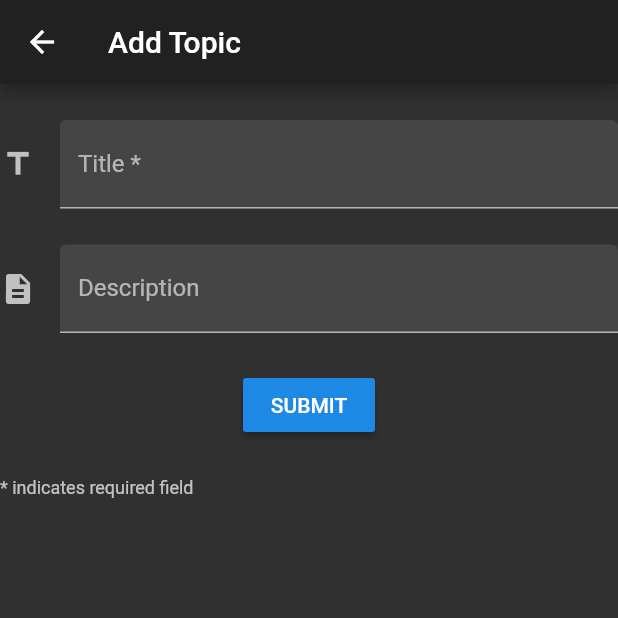
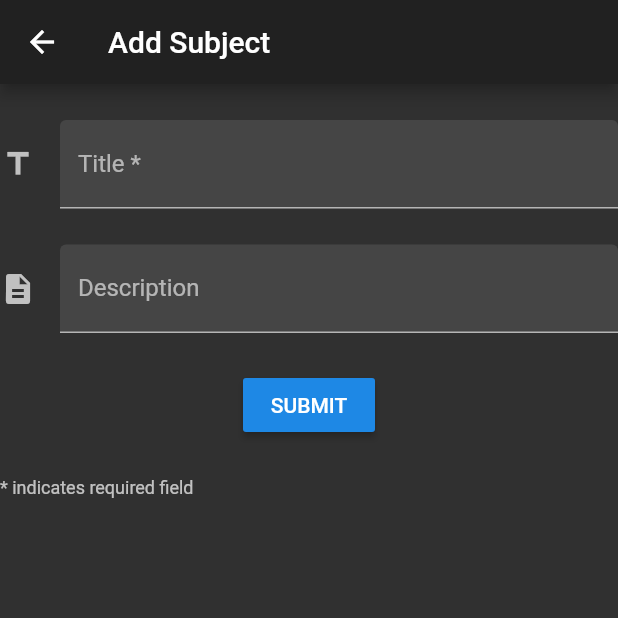
Before and after one commit to DimitarPetrov/study-snap, a Flutter app: the screen it shows after launch, after a tap on the "add" icon, on a phone screen of 412 x 824 dp, the top half of it. Run offline on Flutter 3.47's test engine with Material 2 defaults, Android fonts, the phone set to English and light mode, and no system bars; our stand-ins replace flutter_native_image, image_picker, photo_view, shared_preferences; missing offline and left inert: esys_flutter_share; generated files the repository leaves out were written again.

Commit message:
Introduce Subjects

```diff
--- a/lib/main.dart
+++ b/lib/main.dart
@@ -1,7 +1,7 @@
 import 'package:flutter/material.dart';
 import 'package:scoped_model/scoped_model.dart';
 import 'package:study_snap/routes.dart';
-import 'package:study_snap/models/topic_model.dart';
+import 'package:study_snap/models/subject_model.dart';
 import 'package:shared_preferences/shared_preferences.dart';
 import 'dart:convert';
 
@@ -9,12 +9,12 @@ void main() async {
 
   final prefs = await SharedPreferences.getInstance();
 
-  final jsonModel = prefs.getString('topics') ?? '{"topics": []}';
+  final jsonModel = prefs.getString('subjects') ?? '{"subjects": []}';
 
-  final model = TopicModel.fromJson(json.decode(jsonModel));
+  final model = SubjectModel.fromJson(json.decode(jsonModel));
 
   runApp(
-      ScopedModel<TopicModel>(
+      ScopedModel<SubjectModel>(
         model: model,
         child: StudySnap(),
       )
--- /dev/null
+++ b/lib/models/subject.dart
@@ -0,0 +1,44 @@
+import 'package:json_annotation/json_annotation.dart';
+import 'package:study_snap/models/topic.dart';
+
+part 'subject.g.dart';
+
+@JsonSerializable()
+class Subject {
+
+  final String title;
+  final String description;
+  List<Topic> topics;
+
+  Subject({this.title, this.description, this.topics});
+
+  void add(Topic topic) {
+    topics.add(topic);
+  }
+
+  void addIndex(Topic topic, int index) {
+    topics[topics.indexOf(topic)].addIndex(index);
+  }
+
+  void removeIndex(Topic topic, int index) {
+    topics[topics.indexOf(topic)].removeIndex(index);
+  }
+
+  void remove(Topic topic) {
+    topics.remove(topic);
+  }
+
+  bool contains(String title) {
+    for(Topic topic in topics) {
+      if(topic.title == title) {
+        return true;
+      }
+    }
+    return false;
+  }
+
+
+  factory Subject.fromJson(Map<String, dynamic> json) => _$SubjectFromJson(json);
+
+  Map<String, dynamic> toJson() => _$SubjectToJson(this);
+}
--- /dev/null
+++ b/lib/models/subject_model.dart
@@ -0,0 +1,63 @@
+import 'dart:collection';
+
+import 'package:scoped_model/scoped_model.dart';
+import 'package:study_snap/models/subject.dart';
+import 'package:study_snap/models/topic.dart';
+
+import 'package:json_annotation/json_annotation.dart';
+
+part 'subject_model.g.dart';
+
+@JsonSerializable()
+class SubjectModel extends Model {
+
+  final List<Subject> subjects;
+
+  SubjectModel({this.subjects});
+
+  UnmodifiableListView<Subject> get topicsView => UnmodifiableListView(subjects);
+
+  void add(Subject subject) {
+    subjects.add(subject);
+    notifyListeners();
+  }
+
+  void addIndex(Subject subject, Topic topic, int index) {
+    subjects[subjects.indexOf(subject)].addIndex(topic,index);
+    notifyListeners();
+  }
+
+  void removeIndex(Subject subject, Topic topic, int index) {
+    subjects[subjects.indexOf(subject)].removeIndex(topic, index);
+    notifyListeners();
+  }
+
+  void remove(Subject subject) {
+    subjects.remove(subject);
+    notifyListeners();
+  }
+
+  void addTopic(Subject subject, Topic topic) {
+    subjects[subjects.indexOf(subject)].add(topic);
+    notifyListeners();
+  }
+
+  void removeTopic(Subject subject, Topic topic) {
+    subjects[subjects.indexOf(subject)].remove(topic);
+    notifyListeners();
+  }
+
+  bool contains(String title) {
+    for(Subject subject in subjects) {
+      if(subject.title == title) {
+        return true;
+      }
+    }
+    return false;
+  }
+
+  factory SubjectModel.fromJson(Map<String, dynamic> json) => _$SubjectModelFromJson(json);
+
+  Map<String, dynamic> toJson() => _$SubjectModelToJson(this);
+
+}
--- a/lib/models/topic_model.dart
+++ /dev/null
@@ -1,52 +0,0 @@
-import 'dart:collection';
-
-import 'package:scoped_model/scoped_model.dart';
-import 'package:study_snap/models/topic.dart';
-
-import 'package:json_annotation/json_annotation.dart';
-
-part 'topic_model.g.dart';
-
-@JsonSerializable()
-class TopicModel extends Model {
-
-  final List<Topic> topics;
-
-  TopicModel({this.topics});
-
-  UnmodifiableListView<Topic> get topicsView => UnmodifiableListView(topics);
-
-  void add(Topic topic) {
-    topics.add(topic);
-    notifyListeners();
-  }
-
-  void addIndex(Topic topic, int index) {
-    topics[topics.indexOf(topic)].addIndex(index);
-    notifyListeners();
-  }
-
-  void removeIndex(Topic topic, int index) {
-    topics[topics.indexOf(topic)].removeIndex(index);
-    notifyListeners();
-  }
-
-  void remove(Topic topic) {
-    topics.remove(topic);
-    notifyListeners();
-  }
-
-  bool contains(String title) {
-    for(Topic topic in topics) {
-      if(topic.title == title) {
-        return true;
-      }
-    }
-    return false;
-  }
-
-  factory TopicModel.fromJson(Map<String, dynamic> json) => _$TopicModelFromJson(json);
-
-  Map<String, dynamic> toJson() => _$TopicModelToJson(this);
-
-}
--- a/lib/routes.dart
+++ b/lib/routes.dart
@@ -1,5 +1,4 @@
 import 'package:flutter/material.dart';
-import 'package:study_snap/screens/add_topic.dart';
 import 'package:study_snap/screens/home.dart';
 
 class StudySnap extends StatelessWidget {
@@ -10,7 +9,6 @@ class StudySnap extends StatelessWidget {
       initialRoute: '/',
       routes: {
         '/': (context) => Home(),
-        'addTopic': (context) => AddTopicScreen(),
       },
       theme: ThemeData.dark(),
     );
--- a/lib/screens/add_topic.dart
+++ b/lib/screens/add_topic.dart
@@ -1,15 +1,29 @@
 import 'package:flutter/material.dart';
+import 'package:study_snap/models/subject.dart';
 
 import 'package:study_snap/widgets/add_topic_form.dart';
 
 class AddTopicScreen extends StatelessWidget {
+
+  final Subject subject;
+  final ValidateCallback validate;
+  final SubmitCallback handleSubmitted;
+  final String title;
+
+  AddTopicScreen({Key key, this.title,this.subject, this.validate, this.handleSubmitted})
+      : super(key: key);
+
   @override
   Widget build(BuildContext context) {
     return Scaffold(
       appBar: AppBar(
-        title: Text('Add Topic'),
+        title: Text(title),
       ),
-      body: AddTopicForm(),
+      body: AddTopicForm(
+        subject: subject,
+        validate: validate,
+        handleSubmitted: handleSubmitted,
+      ),
     );
   }
 }
--- a/lib/screens/home.dart
+++ b/lib/screens/home.dart
@@ -1,32 +1,53 @@
 import 'package:flutter/material.dart';
-import 'package:study_snap/widgets/topic_list.dart';
+import 'package:scoped_model/scoped_model.dart';
+import 'package:study_snap/models/subject.dart';
+import 'package:study_snap/models/subject_model.dart';
+import 'package:study_snap/screens/add_topic.dart';
+import 'package:study_snap/util/utils.dart';
+import 'package:study_snap/widgets/subject_list.dart';
 
 class Home extends StatelessWidget {
   @override
   Widget build(BuildContext context) {
-    final Orientation orientation = MediaQuery.of(context).orientation;
     return Scaffold(
       appBar: AppBar(
-        title: Text('Study Snap'),
+        title: Text("Study Snap"),
       ),
-      body: Align(
-        alignment: Alignment.bottomCenter,
-        child: Column(
-          children: <Widget>[
-            (orientation == Orientation.portrait) ? const SizedBox(height: 125) : const SizedBox(),
-            Expanded(
-              child: TopicList(),
-            ),
-            (orientation == Orientation.portrait) ? const SizedBox(height: 125) : const SizedBox(),
-          ],
-        ),
+      body: ScopedModelDescendant<SubjectModel>(
+        builder: (context, child, subjects) =>
+            SubjectList(subjects: subjects.subjects),
       ),
       floatingActionButton: FloatingActionButton(
         child: Icon(Icons.add),
         onPressed: () {
-          Navigator.pushNamed(context, 'addTopic');
+          Navigator.push(
+            context,
+            MaterialPageRoute(
+              builder: (context) => AddTopicScreen(
+                    title: "Add Subject",
+                    validate: _validateTitle,
+                    handleSubmitted: _handleSubmitted,
+                  ),
+            ),
+          );
         },
       ),
     );
   }
+
+  String _validateTitle(BuildContext context, Subject subject, String value) {
+    if (value.isEmpty) return 'Title of the subject can not be empty';
+    SubjectModel model = ScopedModel.of<SubjectModel>(context);
+    if (model.contains(value)) return 'Subject with this title already exists!';
+    return null;
+  }
+
+  void _handleSubmitted(BuildContext context, Subject subject, String title,
+      String description) async {
+    updateModel(
+        context,
+        (model) => model.add(
+            new Subject(title: title, description: description, topics: [])));
+    Navigator.pop(context);
+  }
 }
--- a/lib/widgets/add_topic_form.dart
+++ b/lib/widgets/add_topic_form.dart
@@ -1,16 +1,19 @@
-import 'dart:io';
+import 'package:flutter/material.dart';
+import 'package:study_snap/models/subject.dart';
 
-import 'package:flutter/material.dart';
-import 'package:scoped_model/scoped_model.dart';
-import 'package:shared_preferences/shared_preferences.dart';
-import 'package:study_snap/models/topic.dart';
-import 'package:study_snap/models/topic_model.dart';
-import 'package:path_provider/path_provider.dart';
-import 'dart:convert';
-
-import 'package:study_snap/util/utils.dart';
+typedef String ValidateCallback(
+    BuildContext context, Subject subject, String value);
+typedef void SubmitCallback(
+    BuildContext context, Subject subject, String title, String description);
 
 class AddTopicForm extends StatefulWidget {
+  final Subject subject;
+  final ValidateCallback validate;
+  final SubmitCallback handleSubmitted;
+
+  AddTopicForm({Key key, this.subject, this.validate, this.handleSubmitted})
+      : super(key: key);
+
   @override
   State<StatefulWidget> createState() {
     return AddTopicFormState();
@@ -40,13 +43,15 @@ class AddTopicFormState extends State<AddTopicForm> {
               border: UnderlineInputBorder(),
               filled: true,
               icon: Icon(Icons.title),
-              hintText: 'What topic you would like to snap?',
+              hintText: 'What would you like to snap?',
               labelText: 'Title *',
             ),
             onSaved: (String value) {
               title = value;
             },
-            validator: _validateTitle,
+            validator: (title) {
+              widget.validate(context,widget.subject, title);
+            },
           ),
           const SizedBox(height: 24.0),
           TextFormField(
@@ -66,7 +71,15 @@ class AddTopicFormState extends State<AddTopicForm> {
           Center(
             child: RaisedButton(
               child: const Text('SUBMIT'),
-              onPressed: _handleSubmitted,
+              onPressed: () {
+                final FormState form = _formKey.currentState;
+                if(!form.validate()) {
+                  _validation = true;
+                } else {
+                  form.save();
+                  widget.handleSubmitted(context, widget.subject, title, description);
+                }
+              },
             ),
           ),
           const SizedBox(height: 24.0),
@@ -79,28 +92,4 @@ class AddTopicFormState extends State<AddTopicForm> {
       ),
     );
   }
-
-  String _validateTitle(String value) {
-    if (value.isEmpty) return 'Title of the topic can not be empty';
-    TopicModel model = ScopedModel.of<TopicModel>(context);
-    if (model.contains(value)) return 'Topic with this title already exists!';
-    return null;
-  }
-
-  void _handleSubmitted() async {
-    final FormState form = _formKey.currentState;
-    if (!form.validate()) {
-      _validation = true;
-    } else {
-      form.save();
-      TopicModel model = ScopedModel.of<TopicModel>(context);
-      model.add(Topic(title: title, description: description, indexes: []));
-      final prefs = await SharedPreferences.getInstance();
-      prefs.setString('topics', json.encode(model.toJson()));
-      Directory appDocDir = await getApplicationDocumentsDirectory();
-      new Directory(appDocDir.path + '/' + encode(title)).create(recursive: true);
-      new Directory(appDocDir.path + '/' + encode(title) + "_th").create(recursive: true);
-      Navigator.pop(context);
-    }
-  }
 }
--- /dev/null
+++ b/lib/widgets/subject.dart
@@ -0,0 +1,35 @@
+import 'package:flutter/material.dart';
+import 'package:study_snap/models/subject.dart';
+import 'package:study_snap/screens/subject_details.dart';
+
+class SubjectWidget extends StatelessWidget {
+  final Subject subject;
+
+  SubjectWidget({Key key, this.subject}) : super(key: key);
+
+  @override
+  Widget build(BuildContext context) {
+    return Column(
+      children: <Widget>[
+        InkWell(
+          child: ListTile(
+            title: Text(subject.title),
+            subtitle: Text(subject.description),
+            trailing: Icon(Icons.arrow_forward_ios),
+          ),
+          onTap: () {
+            Navigator.push(
+              context,
+              MaterialPageRoute(
+                builder: (context) => SubjectDetails(
+                      subject: subject,
+                    ),
+              ),
+            );
+          },
+        ),
+        Divider(),
+      ],
+    );
+  }
+}
--- /dev/null
+++ b/lib/widgets/subject_list.dart
@@ -0,0 +1,97 @@
+import 'dart:convert';
+
+import 'package:flutter/material.dart';
+import 'package:study_snap/models/subject.dart';
+import 'package:study_snap/models/subject_model.dart';
+import 'package:study_snap/models/topic.dart';
+import 'package:study_snap/util/utils.dart';
+import 'package:study_snap/widgets/subject.dart';
+
+class SubjectList extends StatefulWidget {
+
+  final List<Subject> subjects;
+
+  SubjectList({Key key, this.subjects}) : super(key:key);
+
+  @override
+  State<StatefulWidget> createState() {
+    return _SubjectListState(subjects: subjects);
+  }
+}
+
+class _SubjectListState extends State<SubjectList> {
+
+  List<Subject> subjects;
+
+  _SubjectListState({this.subjects});
+
+  @override
+  Widget build(BuildContext context) {
+        return ReorderableListView(
+          padding: const EdgeInsets.symmetric(vertical: 8.0),
+          onReorder: _onReorder,
+          scrollDirection: Axis.vertical,
+          children: subjects
+              .map((subject) => Dismissible(
+                    key: Key(subject.title),
+                    direction: DismissDirection.vertical,
+                    confirmDismiss: (direction) {
+                      _showDialog(context, subject);
+                    },
+                    background: Container(
+                      decoration: BoxDecoration(
+                        color: Colors.red,
+                      ),
+                    ),
+                    child: SubjectWidget(
+                      subject: subject,
+                    ),
+                  ))
+              .toList(),
+        );
+  }
+
+  void _onReorder(int oldIndex, int newIndex) {
+    setState(() {
+      if (newIndex > oldIndex) {
+        newIndex -= 1;
+      }
+      final Subject item = subjects.removeAt(oldIndex);
+      subjects.insert(newIndex, item);
+    });
+    persistSubjectsJson(json.encode(SubjectModel(subjects: subjects)));
+  }
+
+  void _showDialog(BuildContext context, Subject subject) {
+    showDialog(
+      context: context,
+      builder: (BuildContext context) {
+        return AlertDialog(
+          title: new Text("Really delete this subject?"),
+          content: new Text(
+              "Be aware that this will lead to deleteion of all the topics associated with "
+              "this subject (including their images). "
+              "If you do not have a separate copy they will be permanently lost!"),
+          actions: <Widget>[
+            new FlatButton(
+              child: new Text("Yes"),
+              onPressed: () async {
+                updateModel(context, (model) => model.remove(subject));
+                for (Topic topic in subject.topics) {
+                  cleanUp(topic.title);
+                }
+                Navigator.pop(context);
+              },
+            ),
+            new FlatButton(
+              child: new Text("No"),
+              onPressed: () {
+                Navigator.pop(context);
+              },
+            ),
+          ],
+        );
+      },
+    );
+  }
+}
--- a/lib/widgets/topic.dart
+++ b/lib/widgets/topic.dart
@@ -1,13 +1,16 @@
 import 'package:flutter/material.dart';
+import 'package:study_snap/models/subject.dart';
 import 'package:study_snap/models/topic.dart';
 import 'package:study_snap/screens/topic_details.dart';
 import 'package:study_snap/widgets/grid.dart';
 
 class TopicWidget extends StatelessWidget {
+  final Subject subject;
   final Topic topic;
   final ScrollController controller;
 
-  TopicWidget({Key key, this.topic, this.controller}) : super(key: key);
+  TopicWidget({Key key, this.subject, this.topic, this.controller})
+      : super(key: key);
 
   @override
   Widget build(BuildContext context) {
@@ -25,7 +28,8 @@ class TopicWidget extends StatelessWidget {
             Navigator.push(
               context,
               MaterialPageRoute(
-                builder: (context) => TopicDetails(topic: topic),
+                builder: (context) =>
+                    TopicDetails(subject: subject, topic: topic),
               ),
             );
           },
--- a/lib/widgets/topic_list.dart
+++ b/lib/widgets/topic_list.dart
@@ -1,23 +1,27 @@
-import 'dart:convert';
-
 import 'package:flutter/material.dart';
 import 'package:scoped_model/scoped_model.dart';
-import 'package:shared_preferences/shared_preferences.dart';
+import 'package:study_snap/models/subject.dart';
+import 'package:study_snap/models/subject_model.dart';
 import 'package:study_snap/models/topic.dart';
-import 'package:study_snap/models/topic_model.dart';
 import 'package:study_snap/util/utils.dart';
 import 'package:study_snap/widgets/topic.dart';
 
 class TopicList extends StatefulWidget {
+  final Subject subject;
+
+  TopicList({Key key, this.subject}) : super(key: key);
+
   @override
   State<StatefulWidget> createState() {
-    return TopicListState();
+    return _TopicListState(topics: subject.topics);
   }
 }
 
-class TopicListState extends State<TopicList> {
-  List<Topic> _topics;
+class _TopicListState extends State<TopicList> {
+  List<Topic> topics;
   ScrollController _gridController;
+
+  _TopicListState({this.topics});
 
   @override
   void initState() {
@@ -27,18 +31,16 @@ class TopicListState extends State<TopicList> {
 
   @override
   Widget build(BuildContext context) {
-    return ScopedModelDescendant<TopicModel>(
-      builder: (context, child, topics) {
-        _topics = topics.topics;
-        return ReorderableListView(
+    return ScopedModelDescendant<SubjectModel>(
+      builder: (context, child, model) => ReorderableListView(
           onReorder: _onReorder,
           scrollDirection: Axis.horizontal,
-            children: _topics
+          children: topics
               .map((topic) => Dismissible(
                     key: Key(topic.title),
                     direction: DismissDirection.up,
                     confirmDismiss: (direction) {
-                        _showDialog(context, topic, topics);
+                      _showDialog(topic);
                     },
                     background: Container(
                       decoration: BoxDecoration(
@@ -47,12 +49,12 @@ class TopicListState extends State<TopicList> {
                       ),
                     ),
                     child: TopicWidget(
+                      subject: widget.subject,
                       topic: topic,
                       controller: _gridController,
                     ),
                   ))
-                .toList());
-      },
+              .toList()),
     );
   }
 
@@ -61,13 +63,16 @@ class TopicListState extends State<TopicList> {
       if (newIndex > oldIndex) {
         newIndex -= 1;
       }
-      final Topic item = _topics.removeAt(oldIndex);
-      _topics.insert(newIndex, item);
+      final Topic item = topics.removeAt(oldIndex);
+      topics.insert(newIndex, item);
     });
-    persistTopicsJson(json.encode(TopicModel(topics: _topics)));
+    updateModel(
+        context,
+        (model) => model
+            .subjects[model.subjects.indexOf(widget.subject)].topics = topics);
   }
 
-  void _showDialog(BuildContext context, Topic topic, TopicModel model) {
+  void _showDialog(Topic topic) {
     showDialog(
       context: context,
       builder: (BuildContext context) {
@@ -80,9 +85,8 @@ class TopicListState extends State<TopicList> {
             new FlatButton(
               child: new Text("Yes"),
               onPressed: () async {
-                model.remove(topic);
-                final prefs = await SharedPreferences.getInstance();
-                prefs.setString('topics', json.encode(model.toJson()));
+                updateModel(context,
+                    (model) => model.removeTopic(widget.subject, topic));
                 cleanUp(topic.title);
                 Navigator.pop(context);
               },
```
Also changed, not shown: lib/screens/subject_details.dart (added, +76 -0 lines), lib/screens/topic_details.dart (+24 -20 lines), lib/util/utils.dart (+17 -8 lines), lib/models/topic_model.g.dart (deleted). Lines whose indentation alone changed are shown as unchanged.
